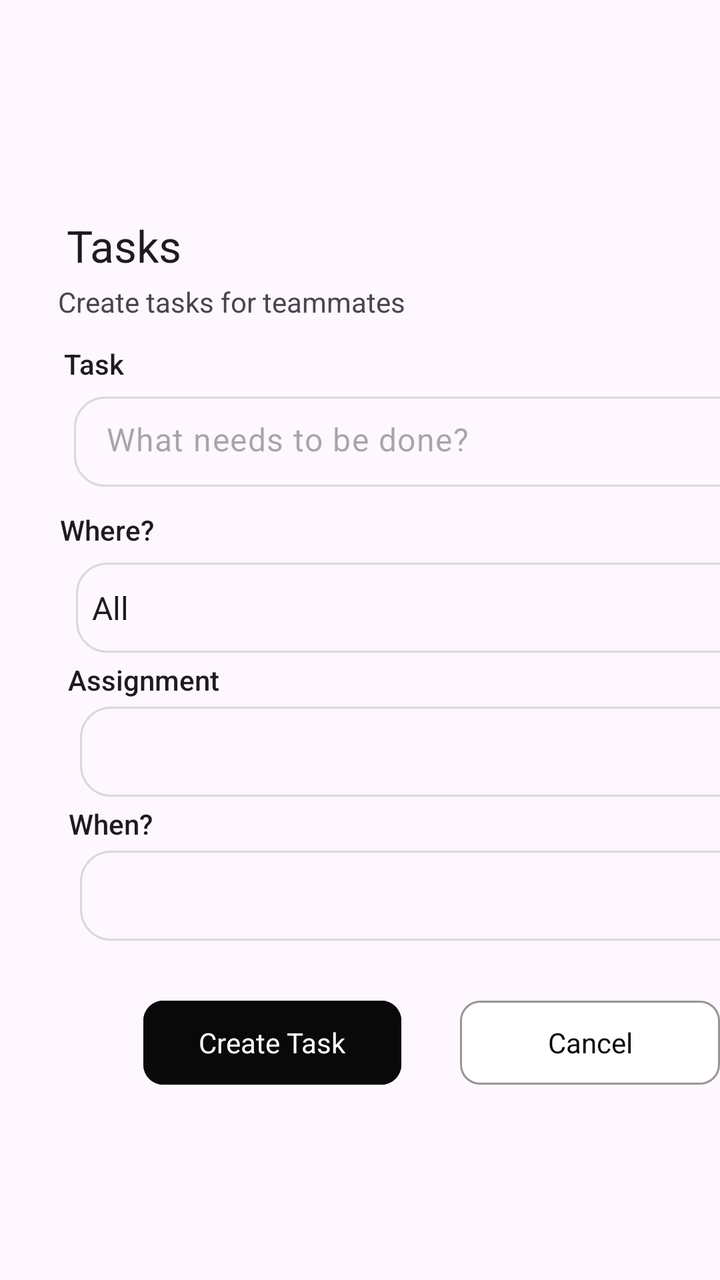
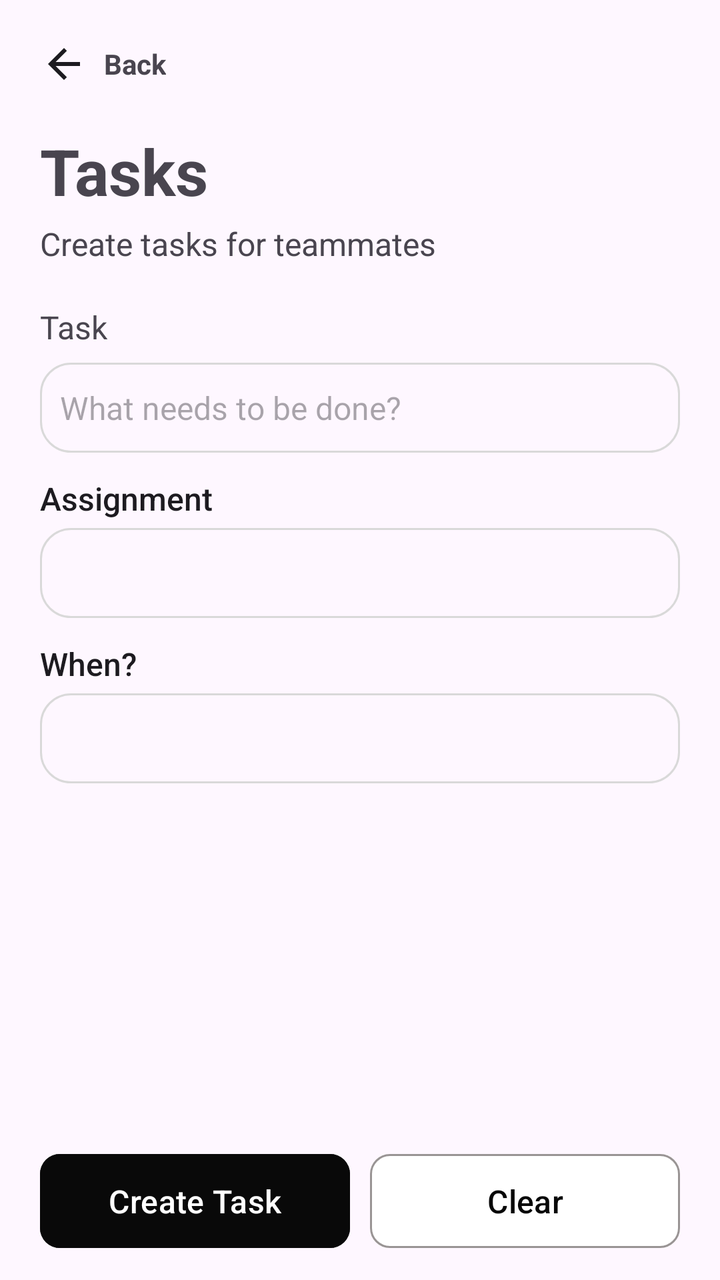

An Android layout rendered at two revisions. The XML below is the earlier revision; the diff shows what the commit changed to produce the second picture.
<!-- AndroidManifest.xml: application theme Theme.Syncly -->
<!-- res/layout/activity_task.xml -->
<?xml version="1.0" encoding="utf-8"?>
<androidx.constraintlayout.widget.ConstraintLayout xmlns:android="http://schemas.android.com/apk/res/android"
    xmlns:app="http://schemas.android.com/apk/res-auto"
    xmlns:tools="http://schemas.android.com/tools"
    android:id="@+id/main"
    android:layout_width="match_parent"
    android:layout_height="match_parent"
    tools:context=".activities.MainActivity"
    tools:layout_editor_absoluteX="2dp"
    tools:layout_editor_absoluteY="-89dp">


    <Button
        android:id="@+id/button"
        style="@style/Widget.Material3.Button"
        android:layout_width="129dp"
        android:layout_height="50dp"
        android:layout_marginStart="67dp"
        android:layout_marginTop="26dp"
        android:layout_marginEnd="25dp"
        android:backgroundTint="#090909"
        android:text="Create Task"
        android:textAlignment="center"
        android:textAppearance="@style/TextAppearance.AppCompat.Body1"
        app:cornerRadius="10dp"
        app:layout_constraintEnd_toStartOf="@+id/button2"
        app:layout_constraintStart_toStartOf="parent"
        app:layout_constraintTop_toBottomOf="@+id/spinner3" />

    <Button
        android:id="@+id/button2"
        style="@style/Widget.Material3.Button"
        android:layout_width="130dp"
        android:layout_height="50dp"
        android:layout_marginTop="26dp"
        android:backgroundTint="#FFFFFF"
        android:text="Cancel"
        android:textAlignment="center"
        android:textAppearance="@style/TextAppearance.AppCompat.Body1"
        android:textColor="#070707"
        app:cornerRadius="10dp"
        app:layout_constraintEnd_toEndOf="parent"
        app:layout_constraintTop_toBottomOf="@+id/spinner3"
        app:strokeColor="#999494"
        app:strokeWidth="1dp" />

    <Spinner
        android:id="@+id/spinner3"
        android:layout_width="340dp"
        android:layout_height="45dp"
        android:layout_marginStart="40dp"
        android:layout_marginTop="4dp"
        android:background="@drawable/bg_border"
        app:layout_constraintStart_toStartOf="parent"
        app:layout_constraintTop_toBottomOf="@+id/textView7" />

    <TextView
        android:id="@+id/textView7"
        android:layout_width="wrap_content"
        android:layout_height="wrap_content"
        android:layout_marginTop="4dp"
        android:text="When?"
        android:textAppearance="@style/TextAppearance.AppCompat.Body2"
        app:layout_constraintEnd_toEndOf="parent"
        app:layout_constraintHorizontal_bias="0.108"
        app:layout_constraintStart_toStartOf="parent"
        app:layout_constraintTop_toBottomOf="@+id/spinner2" />

    <Spinner
        android:id="@+id/spinner2"
        android:layout_width="340dp"
        android:layout_height="45dp"
        android:layout_marginStart="40dp"
        android:layout_marginTop="4dp"
        android:background="@drawable/bg_border"
        app:layout_constraintStart_toStartOf="parent"
        app:layout_constraintTop_toBottomOf="@+id/textView6" />

    <TextView
        android:id="@+id/textView6"
        android:layout_width="wrap_content"
        android:layout_height="wrap_content"
        android:layout_marginTop="4dp"
        android:text="Assignment"
        android:textAppearance="@style/TextAppearance.AppCompat.Body2"
        app:layout_constraintEnd_toEndOf="parent"
        app:layout_constraintHorizontal_bias="0.119"
        app:layout_constraintStart_toStartOf="parent"
        app:layout_constraintTop_toBottomOf="@+id/spinner" />

    <TextView
        android:id="@+id/textView5"
        android:layout_width="wrap_content"
        android:layout_height="wrap_content"
        android:layout_marginTop="12dp"
        android:text="Where?"
        android:textAppearance="@style/TextAppearance.AppCompat.Body2"
        app:layout_constraintEnd_toEndOf="parent"
        app:layout_constraintHorizontal_bias="0.096"
        app:layout_constraintStart_toStartOf="parent"
        app:layout_constraintTop_toBottomOf="@+id/editTextText" />

    <TextView
        android:id="@+id/TitleTV"
        android:layout_width="wrap_content"
        android:layout_height="wrap_content"
        android:layout_marginTop="108dp"
        android:text="Tasks"
        android:textAppearance="@style/TextAppearance.AppCompat.Large"
        app:layout_constraintEnd_toEndOf="parent"
        app:layout_constraintHorizontal_bias="0.11"
        app:layout_constraintStart_toStartOf="parent"
        app:layout_constraintTop_toTopOf="parent" />

    <TextView
        android:id="@+id/textView3"
        android:layout_width="wrap_content"
        android:layout_height="wrap_content"
        android:layout_marginTop="4dp"
        android:text="Create tasks for teammates"
        app:layout_constraintEnd_toEndOf="parent"
        app:layout_constraintHorizontal_bias="0.156"
        app:layout_constraintStart_toStartOf="parent"
        app:layout_constraintTop_toBottomOf="@+id/TitleTV" />

    <TextView
        android:id="@+id/textView4"
        android:layout_width="wrap_content"
        android:layout_height="wrap_content"
        android:layout_marginTop="12dp"
        android:text="Task"
        android:textAppearance="@style/TextAppearance.AppCompat.Body2"
        app:layout_constraintEnd_toEndOf="parent"
        app:layout_constraintHorizontal_bias="0.097"
        app:layout_constraintStart_toStartOf="parent"
        app:layout_constraintTop_toBottomOf="@+id/textView3" />

    <EditText
        android:id="@+id/editTextText"
        style="@style/Widget.Material3.TextInputEditText.OutlinedBox.Dense"
        android:layout_width="340dp"
        android:layout_height="45dp"
        android:layout_marginStart="37dp"
        android:layout_marginTop="7dp"
        android:background="@drawable/bg_border"
        android:ems="10"
        android:hint="What needs to be done?"
        android:inputType="text"
        app:layout_constraintStart_toStartOf="parent"
        app:layout_constraintTop_toBottomOf="@+id/textView4" />

    <Spinner
        android:id="@+id/spinner"
        android:layout_width="340dp"
        android:layout_height="45dp"
        android:layout_marginStart="38dp"
        android:layout_marginTop="7dp"
        android:background="@drawable/bg_border"
        android:entries="@array/members"
        app:layout_constraintStart_toStartOf="parent"
        app:layout_constraintTop_toBottomOf="@+id/textView5" />

</androidx.constraintlayout.widget.ConstraintLayout>
<!-- resources referenced by this layout -->
<resources>
  <string-array name="members">
          <item>All</item>
          <item>Tasks</item>
          <item>Mentions</item>
          <item>Schedule</item>
      </string-array>
  <!-- drawable bg_border (drawable) -->
  <?xml version="1.0" encoding="utf-8"?>
  <shape xmlns:android="http://schemas.android.com/apk/res/android">
      <corners android:radius="15dp"/>
      <stroke android:color="@color/gray" android:width="1dp"/>
  </shape>
  <style name="Theme.Syncly" parent="Base.Theme.Syncly" />
  <color name="gray">#D9D9D9</color>
  <style name="Base.Theme.Syncly" parent="Theme.Material3.DayNight.NoActionBar">
          
          
      </style>
</resources>

<!-- the commit's change to res/layout/activity_task.xml (unified diff, before → after) -->
@@ -1,163 +1,155 @@
 <?xml version="1.0" encoding="utf-8"?>
-<androidx.constraintlayout.widget.ConstraintLayout xmlns:android="http://schemas.android.com/apk/res/android"
+<RelativeLayout xmlns:android="http://schemas.android.com/apk/res/android"
     xmlns:app="http://schemas.android.com/apk/res-auto"
     xmlns:tools="http://schemas.android.com/tools"
     android:id="@+id/main"
     android:layout_width="match_parent"
     android:layout_height="match_parent"
-    tools:context=".activities.MainActivity"
-    tools:layout_editor_absoluteX="2dp"
-    tools:layout_editor_absoluteY="-89dp">
+    tools:context=".activities.MainActivity">
 
-
-    <Button
-        android:id="@+id/button"
-        style="@style/Widget.Material3.Button"
-        android:layout_width="129dp"
-        android:layout_height="50dp"
-        android:layout_marginStart="67dp"
-        android:layout_marginTop="26dp"
-        android:layout_marginEnd="25dp"
-        android:backgroundTint="#090909"
-        android:text="Create Task"
-        android:textAlignment="center"
-        android:textAppearance="@style/TextAppearance.AppCompat.Body1"
-        app:cornerRadius="10dp"
-        app:layout_constraintEnd_toStartOf="@+id/button2"
-        app:layout_constraintStart_toStartOf="parent"
-        app:layout_constraintTop_toBottomOf="@+id/spinner3" />
-
-    <Button
-        android:id="@+id/button2"
-        style="@style/Widget.Material3.Button"
-        android:layout_width="130dp"
-        android:layout_height="50dp"
-        android:layout_marginTop="26dp"
-        android:backgroundTint="#FFFFFF"
-        android:text="Cancel"
-        android:textAlignment="center"
-        android:textAppearance="@style/TextAppearance.AppCompat.Body1"
-        android:textColor="#070707"
-        app:cornerRadius="10dp"
-        app:layout_constraintEnd_toEndOf="parent"
-        app:layout_constraintTop_toBottomOf="@+id/spinner3"
-        app:strokeColor="#999494"
-        app:strokeWidth="1dp" />
-
-    <Spinner
-        android:id="@+id/spinner3"
-        android:layout_width="340dp"
-        android:layout_height="45dp"
-        android:layout_marginStart="40dp"
-        android:layout_marginTop="4dp"
-        android:background="@drawable/bg_border"
-        app:layout_constraintStart_toStartOf="parent"
-        app:layout_constraintTop_toBottomOf="@+id/textView7" />
+    <LinearLayout
+        android:layout_width="wrap_content"
+        android:layout_height="wrap_content"
+        android:orientation="horizontal"
+        android:layout_margin="20dp"
+        android:gravity="center"
+        android:id="@+id/backBtn">
+        <ImageView
+            android:layout_width="wrap_content"
+            android:layout_height="wrap_content"
+            android:src="@drawable/icon_arrow_back"
+            android:layout_marginRight="8dp"/>
+        <TextView
+            android:layout_width="wrap_content"
+            android:layout_height="wrap_content"
+            android:text="Back"
+            android:textStyle="bold"
+            />
+    </LinearLayout>
 
     <TextView
-        android:id="@+id/textView7"
+        android:id="@+id/Title"
         android:layout_width="wrap_content"
         android:layout_height="wrap_content"
-        android:layout_marginTop="4dp"
-        android:text="When?"
-        android:textAppearance="@style/TextAppearance.AppCompat.Body2"
-        app:layout_constraintEnd_toEndOf="parent"
-        app:layout_constraintHorizontal_bias="0.108"
-        app:layout_constraintStart_toStartOf="parent"
-        app:layout_constraintTop_toBottomOf="@+id/spinner2" />
-
-    <Spinner
-        android:id="@+id/spinner2"
-        android:layout_width="340dp"
-        android:layout_height="45dp"
-        android:layout_marginStart="40dp"
-        android:layout_marginTop="4dp"
-        android:background="@drawable/bg_border"
-        app:layout_constraintStart_toStartOf="parent"
-        app:layout_constraintTop_toBottomOf="@+id/textView6" />
+        android:layout_below="@id/backBtn"
+        android:layout_marginHorizontal="20dp"
+        android:text="Tasks"
+        android:textSize="32sp"
+        android:textStyle="bold" />
 
     <TextView
-        android:id="@+id/textView6"
+        android:id="@+id/description"
         android:layout_width="wrap_content"
         android:layout_height="wrap_content"
+        android:layout_below="@id/Title"
         android:layout_marginTop="4dp"
-        android:text="Assignment"
-        android:textAppearance="@style/TextAppearance.AppCompat.Body2"
-        app:layout_constraintEnd_toEndOf="parent"
-        app:layout_constraintHorizontal_bias="0.119"
-        app:layout_constraintStart_toStartOf="parent"
-        app:layout_constraintTop_toBottomOf="@+id/spinner" />
+        android:text="Create tasks for teammates"
+        android:layout_marginHorizontal="20dp"
+        android:textSize="16dp"/>
 
     <TextView
-        android:id="@+id/textView5"
+        android:id="@+id/task"
         android:layout_width="wrap_content"
         android:layout_height="wrap_content"
-        android:layout_marginTop="12dp"
-        android:text="Where?"
-        android:textAppearance="@style/TextAppearance.AppCompat.Body2"
-        app:layout_constraintEnd_toEndOf="parent"
-        app:layout_constraintHorizontal_bias="0.096"
-        app:layout_constraintStart_toStartOf="parent"
-        app:layout_constraintTop_toBottomOf="@+id/editTextText" />
-
-    <TextView
-        android:id="@+id/TitleTV"
-        android:layout_width="wrap_content"
-        android:layout_height="wrap_content"
-        android:layout_marginTop="108dp"
-        android:text="Tasks"
-        android:textAppearance="@style/TextAppearance.AppCompat.Large"
-        app:layout_constraintEnd_toEndOf="parent"
-        app:layout_constraintHorizontal_bias="0.11"
-        app:layout_constraintStart_toStartOf="parent"
-        app:layout_constraintTop_toTopOf="parent" />
-
-    <TextView
-        android:id="@+id/textView3"
-        android:layout_width="wrap_content"
-        android:layout_height="wrap_content"
-        android:layout_marginTop="4dp"
-        android:text="Create tasks for teammates"
-        app:layout_constraintEnd_toEndOf="parent"
-        app:layout_constraintHorizontal_bias="0.156"
-        app:layout_constraintStart_toStartOf="parent"
-        app:layout_constraintTop_toBottomOf="@+id/TitleTV" />
-
-    <TextView
-        android:id="@+id/textView4"
-        android:layout_width="wrap_content"
-        android:layout_height="wrap_content"
-        android:layout_marginTop="12dp"
+        android:layout_below="@id/description"
+        android:layout_marginTop="20dp"
         android:text="Task"
-        android:textAppearance="@style/TextAppearance.AppCompat.Body2"
-        app:layout_constraintEnd_toEndOf="parent"
-        app:layout_constraintHorizontal_bias="0.097"
-        app:layout_constraintStart_toStartOf="parent"
-        app:layout_constraintTop_toBottomOf="@+id/textView3" />
+        android:layout_marginHorizontal="20dp"
+        android:textSize="16dp"/>
 
     <EditText
-        android:id="@+id/editTextText"
-        style="@style/Widget.Material3.TextInputEditText.OutlinedBox.Dense"
-        android:layout_width="340dp"
+        android:id="@+id/taskInpt"
+        android:layout_width="match_parent"
         android:layout_height="45dp"
-        android:layout_marginStart="37dp"
+        android:layout_below="@id/task"
+        android:layout_centerHorizontal="true"
         android:layout_marginTop="7dp"
         android:background="@drawable/bg_border"
         android:ems="10"
         android:hint="What needs to be done?"
         android:inputType="text"
-        app:layout_constraintStart_toStartOf="parent"
-        app:layout_constraintTop_toBottomOf="@+id/textView4" />
+        android:paddingStart="10dp"
+        android:layout_marginHorizontal="20dp"
+        android:textSize="16dp"/>
+
+    <TextView
+        android:id="@+id/assign"
+        android:layout_width="wrap_content"
+        android:layout_height="wrap_content"
+        android:layout_below="@id/taskInpt"
+        android:layout_marginTop="12dp"
+        android:text="Assignment"
+        android:textAppearance="@style/TextAppearance.AppCompat.Body2"
+        android:layout_marginHorizontal="20dp"
+        android:textSize="16dp"/>
 
     <Spinner
-        android:id="@+id/spinner"
-        android:layout_width="340dp"
+        android:id="@+id/assignment"
+        android:layout_width="match_parent"
         android:layout_height="45dp"
-        android:layout_marginStart="38dp"
-        android:layout_marginTop="7dp"
+        android:layout_below="@id/assign"
+        android:layout_centerHorizontal="true"
+        android:layout_marginTop="4dp"
         android:background="@drawable/bg_border"
-        android:entries="@array/members"
-        app:layout_constraintStart_toStartOf="parent"
-        app:layout_constraintTop_toBottomOf="@+id/textView5" />
+        android:layout_marginHorizontal="20dp"
+        android:textSize="16dp"/>
 
-</androidx.constraintlayout.widget.ConstraintLayout>
+    <TextView
+        android:id="@+id/date"
+        android:layout_width="wrap_content"
+        android:layout_height="wrap_content"
+        android:layout_below="@id/assignment"
+        android:layout_marginTop="12dp"
+        android:text="When?"
+        android:textAppearance="@style/TextAppearance.AppCompat.Body2"
+        android:layout_marginHorizontal="20dp"
+        android:textSize="16dp"/>
+
+    <Spinner
+        android:id="@+id/dateInpt"
+        android:layout_width="match_parent"
+        android:layout_height="45dp"
+        android:layout_below="@id/date"
+        android:layout_centerHorizontal="true"
+        android:layout_marginTop="4dp"
+        android:background="@drawable/bg_border"
+        android:layout_marginHorizontal="20dp"
+        android:textSize="16dp"
+        />
+
+    <LinearLayout
+        android:layout_width="match_parent"
+        android:layout_height="wrap_content"
+        android:layout_alignParentBottom="true"
+        android:orientation="horizontal"
+        android:layout_marginBottom="12dp"
+        android:layout_marginHorizontal="20dp">
+
+        <Button
+            android:id="@+id/button"
+            style="@style/Widget.Material3.Button"
+            android:layout_width="0dp"
+            android:layout_weight="1"
+            android:layout_height="55dp"
+            android:layout_marginEnd="10dp"
+            android:backgroundTint="#090909"
+            android:text="Create Task"
+            app:cornerRadius="10dp"
+            android:textSize="16dp"/>
+
+        <Button
+            android:id="@+id/button2"
+            style="@style/Widget.Material3.Button"
+            android:layout_width="0dp"
+            android:layout_weight="1"
+            android:layout_height="55dp"
+            android:backgroundTint="#FFFFFF"
+            android:text="Clear"
+            android:textColor="#070707"
+            app:cornerRadius="10dp"
+            app:strokeColor="#999494"
+            app:strokeWidth="1dp"
+            android:textSize="16dp"/>
+    </LinearLayout>
+
+</RelativeLayout>
<!-- resource entries referenced after the edit -->
@@ -1,17 +1,21 @@
 <!-- resources referenced by this layout -->
 <resources>
-  <string-array name="members">
-          <item>All</item>
-          <item>Tasks</item>
-          <item>Mentions</item>
-          <item>Schedule</item>
-      </string-array>
   <!-- drawable bg_border (drawable) -->
   <?xml version="1.0" encoding="utf-8"?>
   <shape xmlns:android="http://schemas.android.com/apk/res/android">
       <corners android:radius="15dp"/>
       <stroke android:color="@color/gray" android:width="1dp"/>
   </shape>
+  <!-- drawable icon_arrow_back (drawable) -->
+  <vector xmlns:android="http://schemas.android.com/apk/res/android"
+      android:width="24dp"
+      android:height="24dp"
+      android:viewportWidth="24"
+      android:viewportHeight="24">
+    <path
+        android:pathData="M7.825,13L13.425,18.6L12,20L4,12L12,4L13.425,5.4L7.825,11H20V13H7.825Z"
+        android:fillColor="#1D1B20"/>
+  </vector>
   <style name="Theme.Syncly" parent="Base.Theme.Syncly" />
   <color name="gray">#D9D9D9</color>
   <style name="Base.Theme.Syncly" parent="Theme.Material3.DayNight.NoActionBar">
